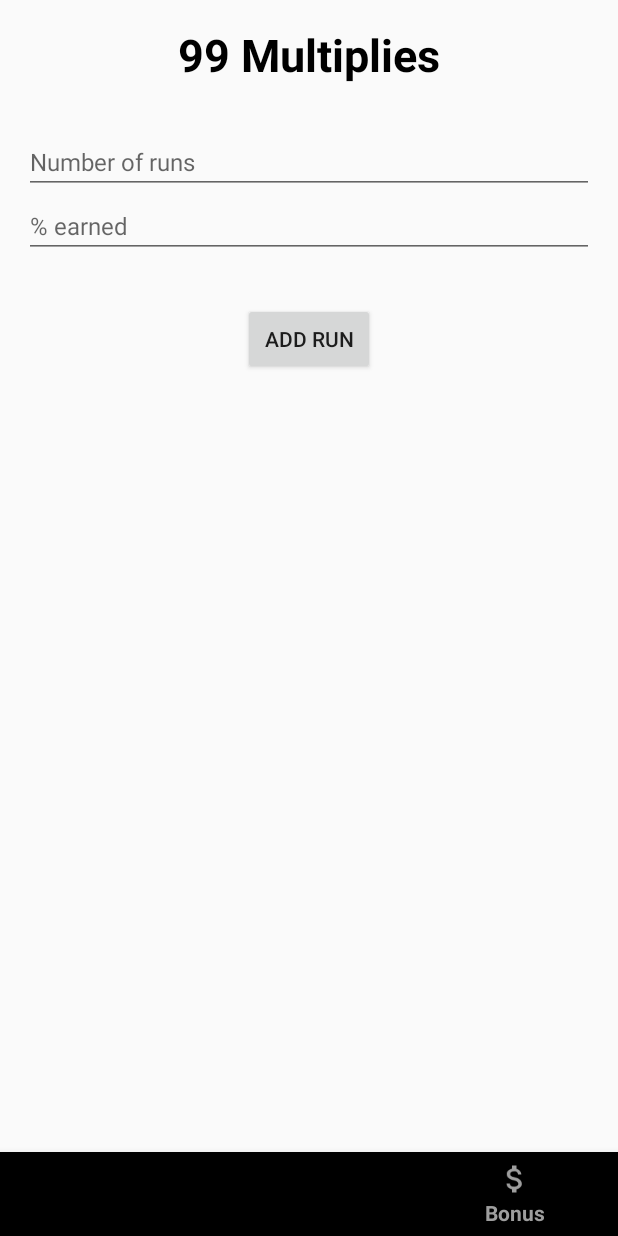
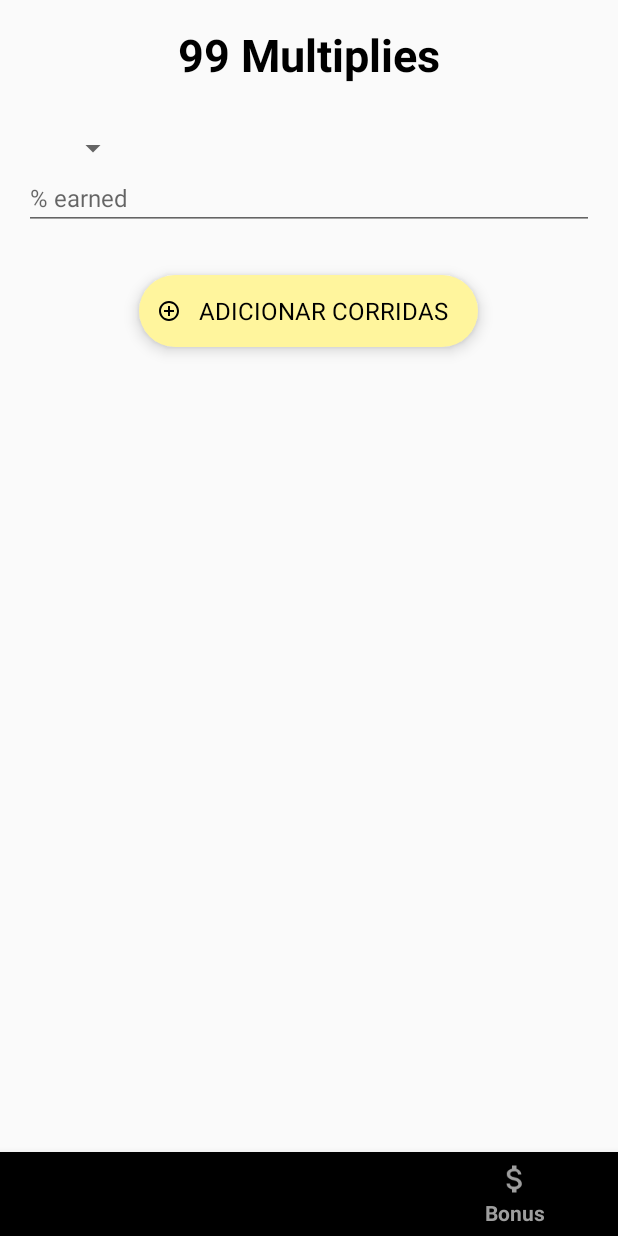
Before and after one commit to TeigoCoding/99Controller, an Android app: the RunsBonusFragment screen opened through its navigation route, on a phone screen of 412 x 824 dp. Run offline under Robolectric (Android 15) with nearby library versions, the phone set to English and light mode, and no system bars; our stand-ins replace navigation-ui.

Commit message:
commit 3

```diff
--- a/app/build.gradle
+++ b/app/build.gradle
@@ -25,6 +25,9 @@ android {
         sourceCompatibility JavaVersion.VERSION_1_8
         targetCompatibility JavaVersion.VERSION_1_8
     }
+    buildFeatures {
+        viewBinding true
+    }
 }
 
 dependencies {
--- a/app/src/main/java/com/teigocoding/a99drivercontroller/Fragments/RunsBonusFragment.java
+++ b/app/src/main/java/com/teigocoding/a99drivercontroller/Fragments/RunsBonusFragment.java
@@ -7,22 +7,21 @@ import androidx.fragment.app.Fragment;
 import android.view.LayoutInflater;
 import android.view.View;
 import android.view.ViewGroup;
+import android.widget.Spinner;
 
 import com.teigocoding.a99drivercontroller.R;
+import com.teigocoding.a99drivercontroller.databinding.RunsItemBinding;
 
-/**
- * A simple {@link Fragment} subclass.
- * Use the {@link RunsBonusFragment#newInstance} factory method to
- * create an instance of this fragment.
- */
+
 public class RunsBonusFragment extends Fragment {
 
-    // TODO: Rename parameter arguments, choose names that match
-    // the fragment initialization parameters, e.g. ARG_ITEM_NUMBER
+
     private static final String ARG_PARAM1 = "param1";
     private static final String ARG_PARAM2 = "param2";
 
-    // TODO: Rename and change types of parameters
+    Spinner spinner_total;
+
+
     private String mParam1;
     private String mParam2;
 
@@ -30,15 +29,7 @@ public class RunsBonusFragment extends Fragment {
         // Required empty public constructor
     }
 
-    /**
-     * Use this factory method to create a new instance of
-     * this fragment using the provided parameters.
-     *
-     * @param param1 Parameter 1.
-     * @param param2 Parameter 2.
-     * @return A new instance of fragment RunsBonusFragment.
-     */
-    // TODO: Rename and change types and number of parameters
+
     public static RunsBonusFragment newInstance(String param1, String param2) {
         RunsBonusFragment fragment = new RunsBonusFragment();
         Bundle args = new Bundle();
--- /dev/null
+++ b/app/src/main/res/drawable/ic_plus_test.xml
@@ -0,0 +1,5 @@
+<vector android:height="48dp" android:tint="?attr/colorControlNormal"
+    android:viewportHeight="24" android:viewportWidth="24"
+    android:width="48dp" xmlns:android="http://schemas.android.com/apk/res/android">
+    <path android:fillColor="@android:color/white" android:pathData="M13,7h-2v4L7,11v2h4v4h2v-4h4v-2h-4L13,7zM12,2C6.48,2 2,6.48 2,12s4.48,10 10,10 10,-4.48 10,-10S17.52,2 12,2zM12,20c-4.41,0 -8,-3.59 -8,-8s3.59,-8 8,-8 8,3.59 8,8 -3.59,8 -8,8z"/>
+</vector>
--- a/app/src/main/res/layout/fragment_runs_bonus.xml
+++ b/app/src/main/res/layout/fragment_runs_bonus.xml
@@ -1,5 +1,6 @@
 <?xml version="1.0" encoding="utf-8"?>
 <FrameLayout xmlns:android="http://schemas.android.com/apk/res/android"
+    xmlns:app="http://schemas.android.com/apk/res-auto"
     xmlns:tools="http://schemas.android.com/tools"
     android:layout_width="match_parent"
     android:layout_height="match_parent"
@@ -21,25 +22,38 @@
             android:textSize="30sp"
             android:textStyle="bold" />
 
-        <EditText
-            android:id="@+id/lb_quantbonus"
-            android:layout_width="match_parent"
+        <Spinner
+            android:id="@+id/spin_quantbonus"
+            android:layout_width="70dp"
             android:layout_height="wrap_content"
             android:layout_marginTop="30dp"
-            android:hint="@string/label_quantbonus"
-            android:textSize="@dimen/textSizeDefault"/>
+            android:textSize="@dimen/textSizeDefault"
+            />
+
         <EditText
             android:layout_width="match_parent"
             android:layout_height="wrap_content"
             android:hint="@string/label_porcentagem"
             android:textSize="@dimen/textSizeDefault"/>
-        <Button
+
+
+        <com.google.android.material.floatingactionbutton.ExtendedFloatingActionButton
             android:id="@+id/bt_addruns"
+            style="@style/AppTheme"
             android:layout_width="wrap_content"
             android:layout_height="wrap_content"
             android:layout_gravity="center"
             android:layout_marginTop="30dp"
-            android:text="@string/button_addrun"/>
+            android:clickable="true"
+            android:contentDescription="@string/button_addrun"
+            android:focusable="true"
+            android:text="@string/button_addrun"
+            android:textAlignment="gravity"
+            android:textSize="@dimen/textSizeDefault"
+            app:icon="@drawable/ic_plus_test"
+            app:iconSize="16dp"
+            android:padding="4dp"/>
+
         <TextView
             android:id="@+id/lb_quantidadeinseridabonus"
             android:layout_width="wrap_content"
@@ -60,6 +74,8 @@
             tools:text="Valor total dos bonus da promoção"
             android:textSize="@dimen/textSizeDefault"/>
 
+
+
     </LinearLayout>
 
 </FrameLayout>
--- a/app/src/main/res/values/themes.xml
+++ b/app/src/main/res/values/themes.xml
@@ -15,6 +15,7 @@
         <item name="colorSecondary">@color/secondary_200</item>
         <item name="colorSecondaryVariant">@color/secondary_700</item>
         <item name="colorOnSecondary">@color/black</item>
+        <item name="shapeAppearanceMediumComponent">@style/ShapeAppearance.App.MediumComponent</item>
 
     </style>
     <style name="SplashScreenTheme" parent="Theme.MaterialComponents.Light.NoActionBar">
@@ -22,4 +23,9 @@
         <item name="colorPrimary">@color/primary_500</item>
         <item name="colorPrimaryDark">@color/primary_800</item>
     </style>
+    <style name="ShapeAppearance.App.MediumComponent" parent="ShapeAppearance.MaterialComponents.MediumComponent">
+        <item name="cornerFamily">rounded</item>
+        <item name="cornerSize">4dp</item>
+    </style>
+
 </resources>
```
Also changed, not shown: app/src/main/java/com/teigocoding/a99drivercontroller/Classes/Format.java (added, +59 -0 lines), app/src/main/java/com/teigocoding/a99drivercontroller/Fragments/RunsListFragment.java (+6 -18 lines), app/src/main/res/values/strings.xml (+21 -1 lines), 1 other file.
